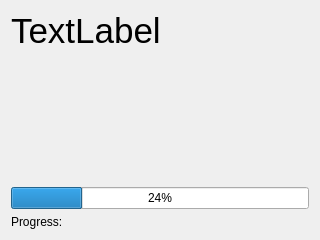
This is kovantestwindow.ui in xobs/novena-test as Qt 5 draws it before an edit. The edited form follows.
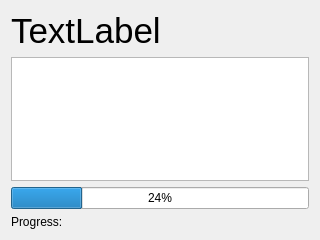
This is the edited form.

```diff
--- a/kovantestwindow.ui
+++ b/kovantestwindow.ui
@@ -45,6 +45,9 @@
       </property>
      </widget>
     </item>
+    <item>
+     <widget class="QPlainTextEdit" name="testLog"/>
+    </item>
     <item>
      <spacer name="verticalSpacer">
       <property name="orientation">
```
